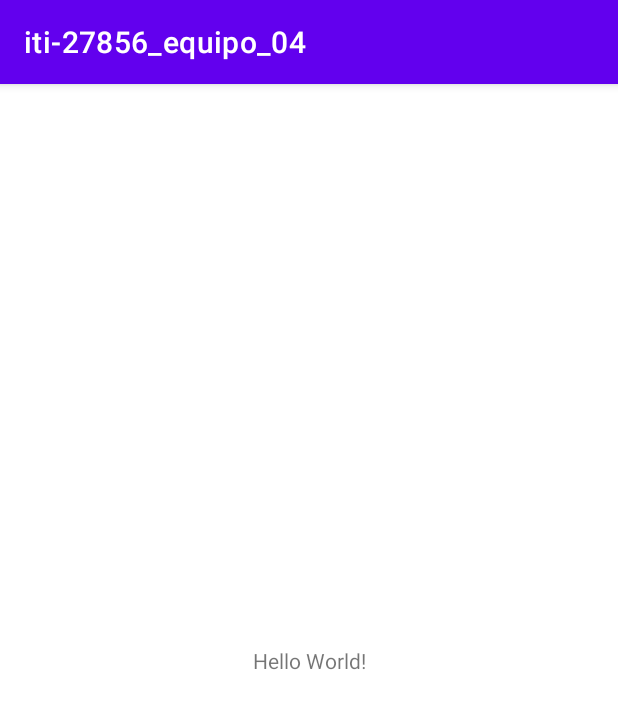
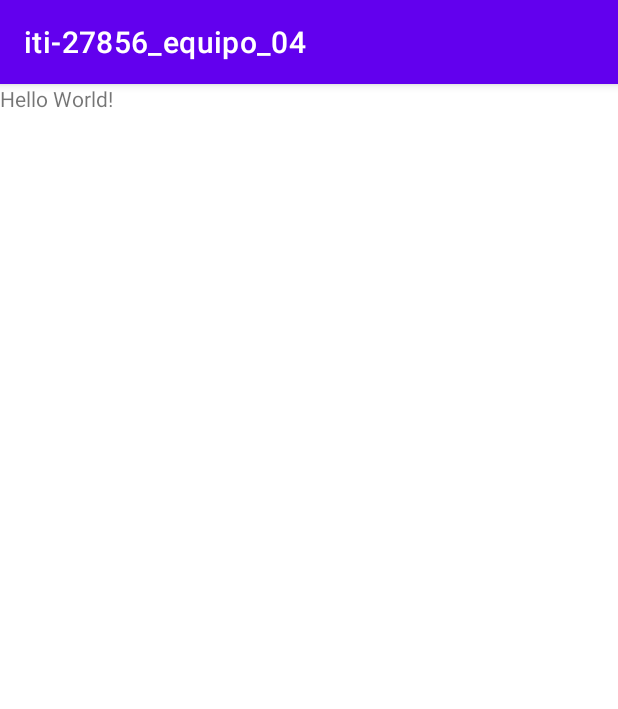
Before and after one commit to Josuepma/PM_Equipo_04, an Android app: the screen it shows after launch (MainActivity), on a phone screen of 412 x 824 dp. Shown: the top 709 px of the screen. Run offline under Robolectric (Android 15) with nearby library versions, the phone set to English and light mode, and no system bars.

Commit message:
Main LinearLayout

```diff
--- a/app/src/main/res/layout/activity_main.xml
+++ b/app/src/main/res/layout/activity_main.xml
@@ -1,5 +1,5 @@
 <?xml version="1.0" encoding="utf-8"?>
-<androidx.constraintlayout.widget.ConstraintLayout
+<LinearLayout
     xmlns:android="http://schemas.android.com/apk/res/android"
     xmlns:tools="http://schemas.android.com/tools"
     xmlns:app="http://schemas.android.com/apk/res-auto"
@@ -15,4 +15,4 @@
       app:layout_constraintRight_toRightOf="parent"
       app:layout_constraintTop_toTopOf="parent" />
 
-  </androidx.constraintlayout.widget.ConstraintLayout>
+  </LinearLayout>
```
